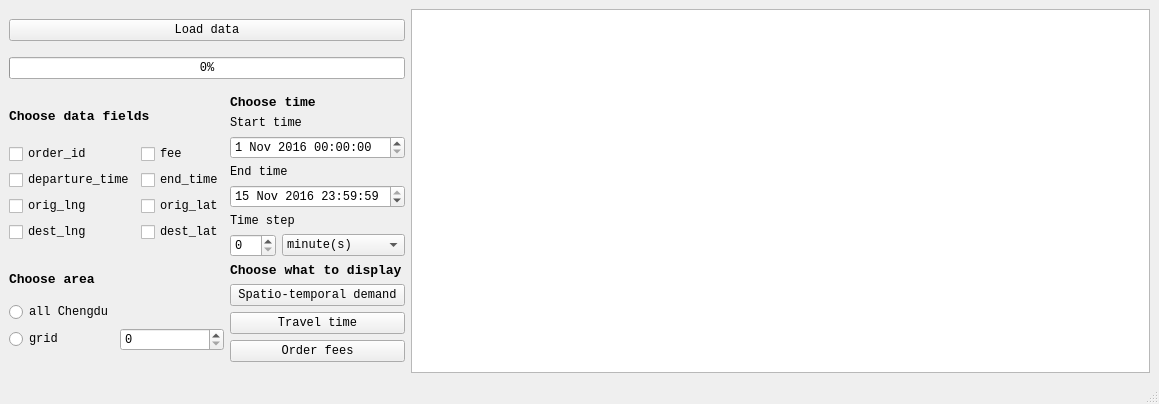
The window that finalProject/mainwindow.ui (ADSWT518/ride-hailing-analyzer) describes before a commit, drawn with Qt 5.
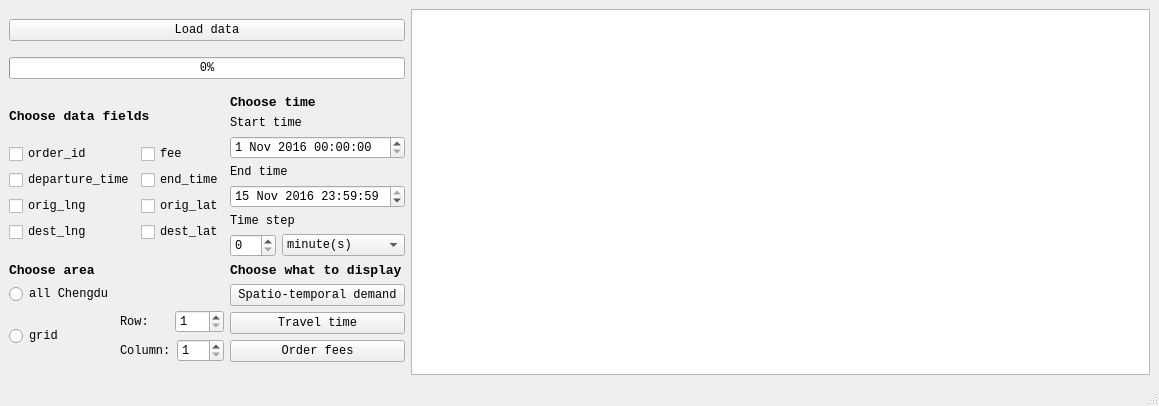
The same window after the commit. Custom widgets are drawn as their Qt base class.

```diff
--- a/finalProject/mainwindow.ui
+++ b/finalProject/mainwindow.ui
@@ -7,7 +7,7 @@
     <x>0</x>
     <y>0</y>
     <width>1159</width>
-    <height>404</height>
+    <height>406</height>
    </rect>
   </property>
   <property name="sizePolicy">
@@ -116,7 +116,50 @@
                </widget>
               </item>
               <item>
-               <widget class="QSpinBox" name="gridNum"/>
+               <layout class="QVBoxLayout" name="verticalLayout_3">
+                <item>
+                 <layout class="QHBoxLayout" name="horizontalLayout_3">
+                  <item>
+                   <widget class="QLabel" name="label_8">
+                    <property name="text">
+                     <string>Row:</string>
+                    </property>
+                   </widget>
+                  </item>
+                  <item>
+                   <widget class="QSpinBox" name="rowSpinBox">
+                    <property name="minimum">
+                     <number>1</number>
+                    </property>
+                    <property name="maximum">
+                     <number>10</number>
+                    </property>
+                   </widget>
+                  </item>
+                 </layout>
+                </item>
+                <item>
+                 <layout class="QHBoxLayout" name="horizontalLayout_4">
+                  <item>
+                   <widget class="QLabel" name="label_9">
+                    <property name="text">
+                     <string>Column:</string>
+                    </property>
+                   </widget>
+                  </item>
+                  <item>
+                   <widget class="QSpinBox" name="columnSpinBox">
+                    <property name="minimum">
+                     <number>1</number>
+                    </property>
+                    <property name="maximum">
+                     <number>10</number>
+                    </property>
+                   </widget>
+                  </item>
+                 </layout>
+                </item>
+               </layout>
               </item>
              </layout>
             </item>
```
